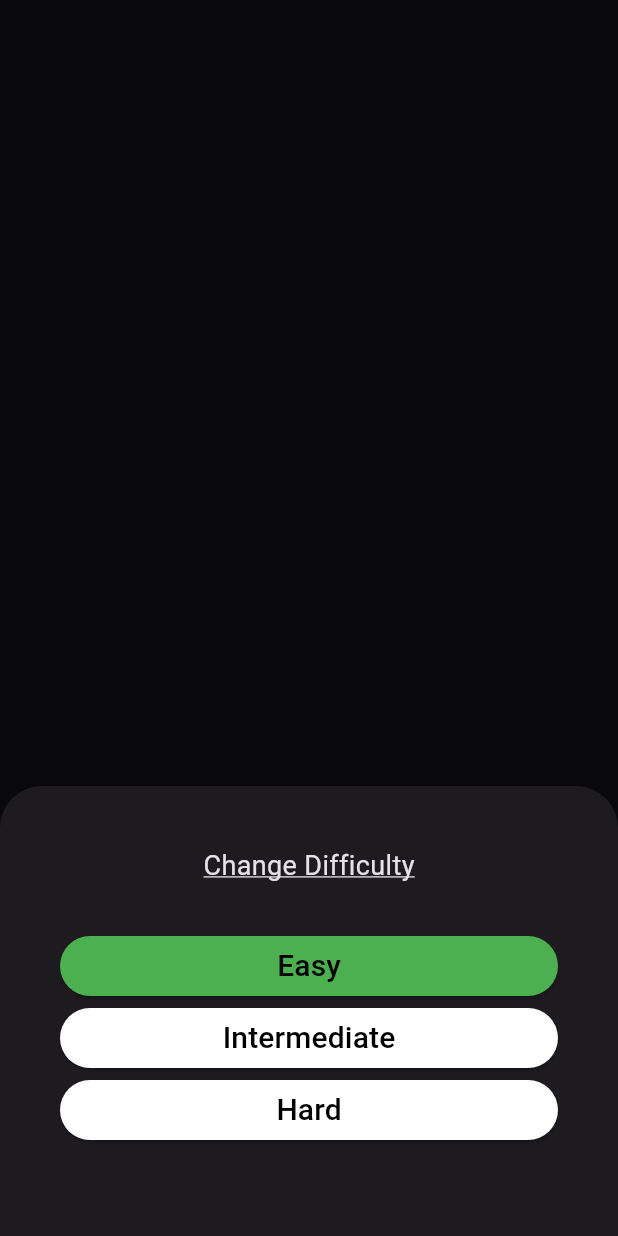
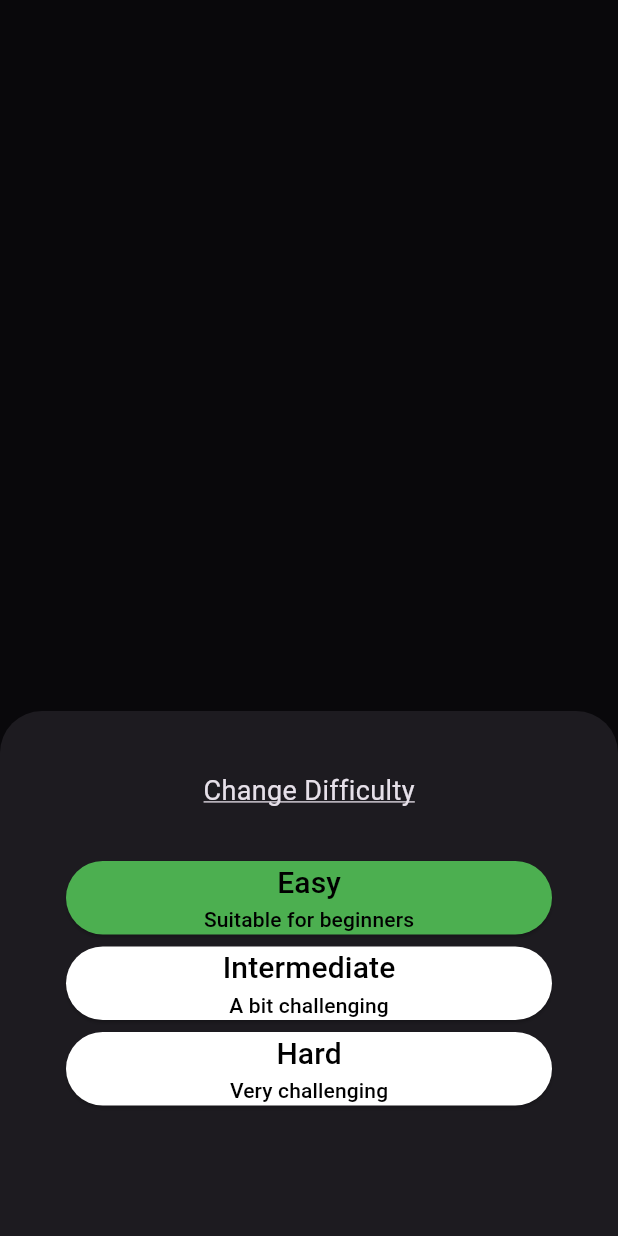
Before and after one commit to edvaldatli/hangman_app, a Flutter app: what showDifficultyModal() shows on an empty page, opened directly with empty values, on a phone screen of 412 x 824 dp. Run offline on Flutter 3.47's test engine with Material 2 defaults, Android fonts, the phone set to English and light mode, and no system bars.

Commit message:
code cleanup

```diff
--- a/hangman_app/lib/models/difficulties_model.dart
+++ b/hangman_app/lib/models/difficulties_model.dart
@@ -8,8 +8,9 @@ class Difficulty {
   final DifficultyLevel level;
   final String description;
   Difficulty({required this.level, required this.description});
+}
 
-  String getDescription(DifficultyLevel level){
+String getDescription(DifficultyLevel level){
     switch (level) {
       case DifficultyLevel.Easy:
         return "Suitable for beginners";
@@ -19,4 +20,3 @@ class Difficulty {
         return "Very challenging";
     }
   }
-}
--- a/hangman_app/lib/widgets/home/difficulty_modal.dart
+++ b/hangman_app/lib/widgets/home/difficulty_modal.dart
@@ -16,7 +16,7 @@ void showDifficultyModal(BuildContext context, DifficultyLevel currentDifficulty
     builder: (BuildContext context) {
       return Container(
         padding: const EdgeInsets.all(40),
-        height: 300,
+        height: 350,
         width: MediaQuery.of(context).size.width,
         child: Column(
           children: [
@@ -34,12 +34,14 @@ void showDifficultyModal(BuildContext context, DifficultyLevel currentDifficulty
                 itemBuilder: (context, index) {
                   final difficulty = DifficultyLevel.values[index];
 
-                  return ElevatedButton(
+                  return Padding(
+                    padding: const EdgeInsets.all(4.0),
+                    child: ElevatedButton(
                       style: ButtonStyle(
-                      minimumSize: MaterialStateProperty.all(const Size(100, 40)),
                         backgroundColor: checkDifficulty(currentDifficulty, difficulty.name) ? const MaterialStatePropertyAll(Colors.green) : const MaterialStatePropertyAll(Colors.white),
                       ),
                       child: Column(
+                        mainAxisAlignment: MainAxisAlignment.spaceBetween,
                         children: [
                           Text(
                             difficulty.name,
@@ -47,10 +49,17 @@ void showDifficultyModal(BuildContext context, DifficultyLevel currentDifficulty
                               color: Colors.black,
                               fontSize: 20
                             ),
-                        )
+                          ),
+                          Text(
+                            getDescription(difficulty),
+                            style: TextStyle(
+                              color: Colors.black
+                            ),
+                          ),
                         ],
                       ),
                       onPressed: () => onDifficultySelected(difficulty),
+                    ),
                   );
                 },
               ),
```
Also changed, not shown: hangman_app/lib/widgets/hangman/hangman_figure.dart (+0 -25 lines). Lines whose indentation alone changed are shown as unchanged.
